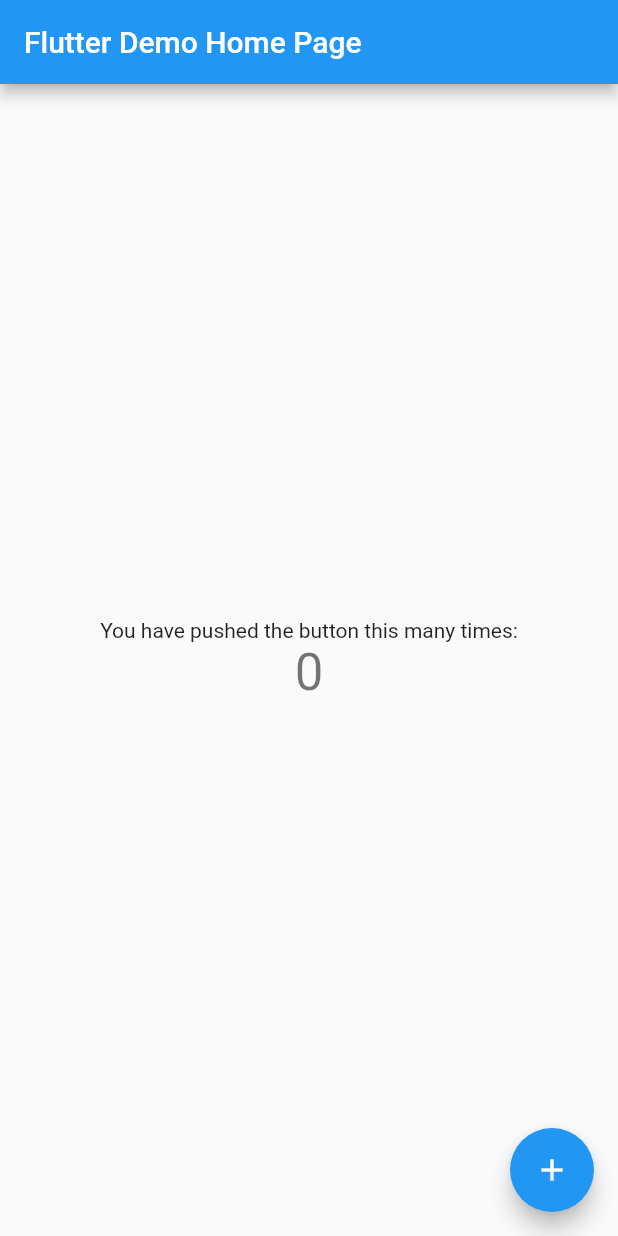
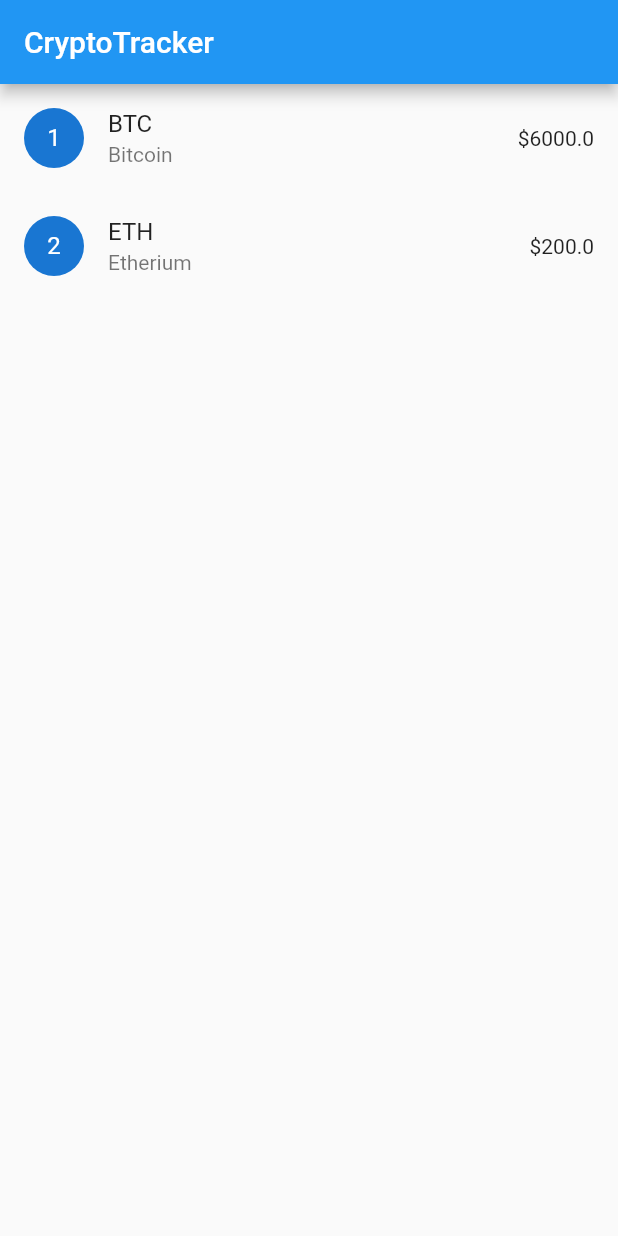
Before and after one commit to cheterz/crypto_tracker, a Flutter app: the screen it shows after launch, on a phone screen of 412 x 824 dp. Run offline on Flutter 3.47's test engine with Material 2 defaults, Android fonts, the phone set to English and light mode, and no system bars.

Commit message:
add mock list

```diff
--- /dev/null
+++ b/lib/CCData.dart
@@ -0,0 +1,8 @@
+class CCData {
+  String name;
+  String symbol;
+  int rank;
+  double price;
+
+  CCData({this.name, this.symbol, this.rank, this.price});
+}
--- /dev/null
+++ b/lib/CClist.dart
@@ -0,0 +1,36 @@
+import 'package:crypto_tracker/CCData.dart';
+import 'package:flutter/material.dart';
+
+class CCList extends StatelessWidget {
+  List<CCData> data = [
+    CCData(name: 'Bitcoin', symbol: 'BTC', rank: 1, price: 6000),
+    CCData(name: 'Etherium', symbol: 'ETH', rank: 2, price: 200)
+  ];
+
+  @override
+  Widget build(BuildContext context) {
+    return Scaffold(
+      appBar: AppBar(
+        title: Text('CryptoTracker'),
+      ),
+      body: Container(
+        child: ListView(
+          children: _buildList(),
+        ),
+      ),
+    );
+  }
+
+  List<Widget> _buildList() {
+    return data
+        .map((CCData f) => ListTile(
+              title: Text(f.symbol),
+              subtitle: Text(f.name),
+              leading: CircleAvatar(
+                child: Text(f.rank.toString()),
+              ),
+              trailing: Text('\$${f.price}'),
+            ))
+        .toList();
+  }
+}
--- a/lib/main.dart
+++ b/lib/main.dart
@@ -1,113 +1,15 @@
+import 'package:crypto_tracker/CClist.dart';
 import 'package:flutter/material.dart';
 
-void main() {
-  runApp(MyApp());
-}
+void main() => runApp(CCTracker());
 
-class MyApp extends StatelessWidget {
-  // This widget is the root of your application.
+class CCTracker extends StatelessWidget {
   @override
   Widget build(BuildContext context) {
     return MaterialApp(
-      title: 'Flutter Demo',
-      theme: ThemeData(
-        // This is the theme of your application.
-        //
-        // Try running your application with "flutter run". You'll see the
-        // application has a blue toolbar. Then, without quitting the app, try
-        // changing the primarySwatch below to Colors.green and then invoke
-        // "hot reload" (press "r" in the console where you ran "flutter run",
-        // or simply save your changes to "hot reload" in a Flutter IDE).
-        // Notice that the counter didn't reset back to zero; the application
-        // is not restarted.
-        primarySwatch: Colors.blue,
-      ),
-      home: MyHomePage(title: 'Flutter Demo Home Page'),
+      title: 'CryptoTracker',
+      theme: ThemeData(primarySwatch: Colors.blue),
+      home: CCList(),
     );
   }
 }
-
-class MyHomePage extends StatefulWidget {
-  MyHomePage({Key key, this.title}) : super(key: key);
-
-  // This widget is the home page of your application. It is stateful, meaning
-  // that it has a State object (defined below) that contains fields that affect
-  // how it looks.
-
-  // This class is the configuration for the state. It holds the values (in this
-  // case the title) provided by the parent (in this case the App widget) and
-  // used by the build method of the State. Fields in a Widget subclass are
-  // always marked "final".
-
-  final String title;
-
-  @override
-  _MyHomePageState createState() => _MyHomePageState();
-}
-
-class _MyHomePageState extends State<MyHomePage> {
-  int _counter = 0;
-
-  void _incrementCounter() {
-    setState(() {
-      // This call to setState tells the Flutter framework that something has
-      // changed in this State, which causes it to rerun the build method below
-      // so that the display can reflect the updated values. If we changed
-      // _counter without calling setState(), then the build method would not be
-      // called again, and so nothing would appear to happen.
-      _counter++;
-    });
-  }
-
-  @override
-  Widget build(BuildContext context) {
-    // This method is rerun every time setState is called, for instance as done
-    // by the _incrementCounter method above.
-    //
-    // The Flutter framework has been optimized to make rerunning build methods
-    // fast, so that you can just rebuild anything that needs updating rather
-    // than having to individually change instances of widgets.
-    return Scaffold(
-      appBar: AppBar(
-        // Here we take the value from the MyHomePage object that was created by
-        // the App.build method, and use it to set our appbar title.
-        title: Text(widget.title),
-      ),
-      body: Center(
-        // Center is a layout widget. It takes a single child and positions it
-        // in the middle of the parent.
-        child: Column(
-          // Column is also a layout widget. It takes a list of children and
-          // arranges them vertically. By default, it sizes itself to fit its
-          // children horizontally, and tries to be as tall as its parent.
-          //
-          // Invoke "debug painting" (press "p" in the console, choose the
-          // "Toggle Debug Paint" action from the Flutter Inspector in Android
-          // Studio, or the "Toggle Debug Paint" command in Visual Studio Code)
-          // to see the wireframe for each widget.
-          //
-          // Column has various properties to control how it sizes itself and
-          // how it positions its children. Here we use mainAxisAlignment to
-          // center the children vertically; the main axis here is the vertical
-          // axis because Columns are vertical (the cross axis would be
-          // horizontal).
-          mainAxisAlignment: MainAxisAlignment.center,
-          children: <Widget>[
-            Text(
-              'You have pushed the button this many times:',
-            ),
-            Text(
-              '$_counter',
-              style: Theme.of(context).textTheme.headline4,
-            ),
-          ],
-        ),
-      ),
-      floatingActionButton: FloatingActionButton(
-        onPressed: _incrementCounter,
-        tooltip: 'Increment',
-        child: Icon(Icons.add),
-      ), // This trailing comma makes auto-formatting nicer for build methods.
-    );
-  }
-}
```
Also changed, not shown: 1 other file.
